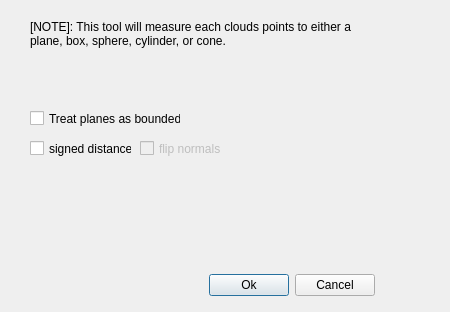
This is qCC/ui_templates/primitiveDistanceDlg.ui in CloudCompare/CloudCompare as Qt 5 draws it before an edit. The edited form follows.
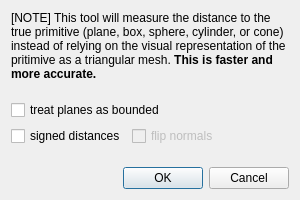
This is the edited form.

Commit message: Cloud-to-primitive distances dialog and code improvements

Diff of the .ui file:
```diff
--- a/qCC/ui_templates/primitiveDistanceDlg.ui
+++ b/qCC/ui_templates/primitiveDistanceDlg.ui
@@ -6,24 +6,18 @@
    <rect>
     <x>0</x>
     <y>0</y>
-    <width>450</width>
-    <height>312</height>
+    <width>300</width>
+    <height>200</height>
    </rect>
   </property>
   <property name="windowTitle">
    <string>Distance to Primitive</string>
   </property>
+  <layout class="QVBoxLayout" name="verticalLayout">
+   <item>
   <widget class="QLabel" name="label">
-   <property name="geometry">
-    <rect>
-     <x>30</x>
-     <y>20</y>
-     <width>351</width>
-     <height>91</height>
-    </rect>
-   </property>
    <property name="text">
-    <string>&lt;html&gt;&lt;head/&gt;&lt;body&gt;&lt;p&gt;[NOTE]: This tool will measure each clouds points to either a plane, box, sphere, cylinder, or cone.&lt;/p&gt;&lt;/body&gt;&lt;/html&gt;</string>
+      <string>&lt;html&gt;&lt;head/&gt;&lt;body&gt;&lt;p&gt;[NOTE] This tool will measure the distance to the true primitive (plane, box, sphere, cylinder, or cone) instead of relying on the visual representation of the pritimive as a triangular mesh. &lt;span style=&quot; font-weight:600;&quot;&gt;This is faster and more accurate.&lt;/span&gt;&lt;/p&gt;&lt;/body&gt;&lt;/html&gt;</string>
    </property>
    <property name="alignment">
     <set>Qt::AlignLeading|Qt::AlignLeft|Qt::AlignTop</set>
@@ -32,15 +26,31 @@
     <bool>true</bool>
    </property>
   </widget>
+   </item>
+   <item>
+    <spacer name="verticalSpacer">
+     <property name="orientation">
+      <enum>Qt::Vertical</enum>
+     </property>
+     <property name="sizeHint" stdset="0">
+      <size>
+       <width>20</width>
+       <height>17</height>
+      </size>
+     </property>
+    </spacer>
+   </item>
+   <item>
+    <widget class="QCheckBox" name="treatPlanesAsBoundedCheckBox">
+     <property name="text">
+      <string>treat planes as bounded</string>
+     </property>
+    </widget>
+   </item>
+   <item>
+    <layout class="QHBoxLayout" name="horizontalLayout">
+     <item>
   <widget class="QCheckBox" name="signedDistCheckBox">
-   <property name="geometry">
-    <rect>
-     <x>30</x>
-     <y>140</y>
-     <width>102</width>
-     <height>17</height>
-    </rect>
-   </property>
    <property name="toolTip">
     <string>compute signed distances</string>
    </property>
@@ -51,18 +61,12 @@
     <string>signed distances</string>
    </property>
   </widget>
+     </item>
+     <item>
   <widget class="QCheckBox" name="flipNormalsCheckBox">
    <property name="enabled">
     <bool>false</bool>
    </property>
-   <property name="geometry">
-    <rect>
-     <x>140</x>
-     <y>140</y>
-     <width>131</width>
-     <height>17</height>
-    </rect>
-   </property>
    <property name="sizePolicy">
     <sizepolicy hsizetype="MinimumExpanding" vsizetype="Fixed">
      <horstretch>0</horstretch>
@@ -73,76 +77,33 @@
     <string>flip normals</string>
    </property>
   </widget>
-  <widget class="QWidget" name="layoutWidget">
-   <property name="geometry">
-    <rect>
-     <x>4</x>
-     <y>270</y>
-     <width>371</width>
-     <height>30</height>
-    </rect>
-   </property>
-   <layout class="QHBoxLayout">
+     </item>
+    </layout>
+   </item>
+   <item>
+    <spacer name="verticalSpacer_2">
+     <property name="orientation">
+      <enum>Qt::Vertical</enum>
+     </property>
+     <property name="sizeHint" stdset="0">
+      <size>
+       <width>20</width>
+       <height>18</height>
+      </size>
+     </property>
+    </spacer>
+   </item>
     <item>
-     <spacer>
+    <widget class="QDialogButtonBox" name="buttonBox">
       <property name="orientation">
        <enum>Qt::Horizontal</enum>
       </property>
-      <property name="sizeHint" stdset="0">
-       <size>
-        <width>40</width>
-        <height>20</height>
-       </size>
-      </property>
-     </spacer>
-    </item>
-    <item>
-     <widget class="QPushButton" name="okButton">
-      <property name="enabled">
-       <bool>true</bool>
-      </property>
-      <property name="text">
-       <string>Ok</string>
-      </property>
-     </widget>
-    </item>
-    <item>
-     <widget class="QPushButton" name="cancelButton">
-      <property name="sizePolicy">
-       <sizepolicy hsizetype="Fixed" vsizetype="Fixed">
-        <horstretch>0</horstretch>
-        <verstretch>0</verstretch>
-       </sizepolicy>
-      </property>
-      <property name="text">
-       <string>Cancel</string>
+     <property name="standardButtons">
+      <set>QDialogButtonBox::Cancel|QDialogButtonBox::Ok</set>
       </property>
      </widget>
     </item>
    </layout>
-  </widget>
-  <widget class="QCheckBox" name="treatPlanesAsBoundedCheckBox">
-   <property name="enabled">
-    <bool>true</bool>
-   </property>
-   <property name="geometry">
-    <rect>
-     <x>30</x>
-     <y>110</y>
-     <width>151</width>
-     <height>17</height>
-    </rect>
-   </property>
-   <property name="toolTip">
-    <string/>
-   </property>
-   <property name="statusTip">
-    <string/>
-   </property>
-   <property name="text">
-    <string>Treat planes as bounded</string>
-   </property>
-  </widget>
  </widget>
  <resources/>
  <connections/>
```
Left out of the diff: 51 changed lines with no effect on the pictures. Lines whose indentation alone changed are shown as unchanged. The commit also changes 6 other files.
